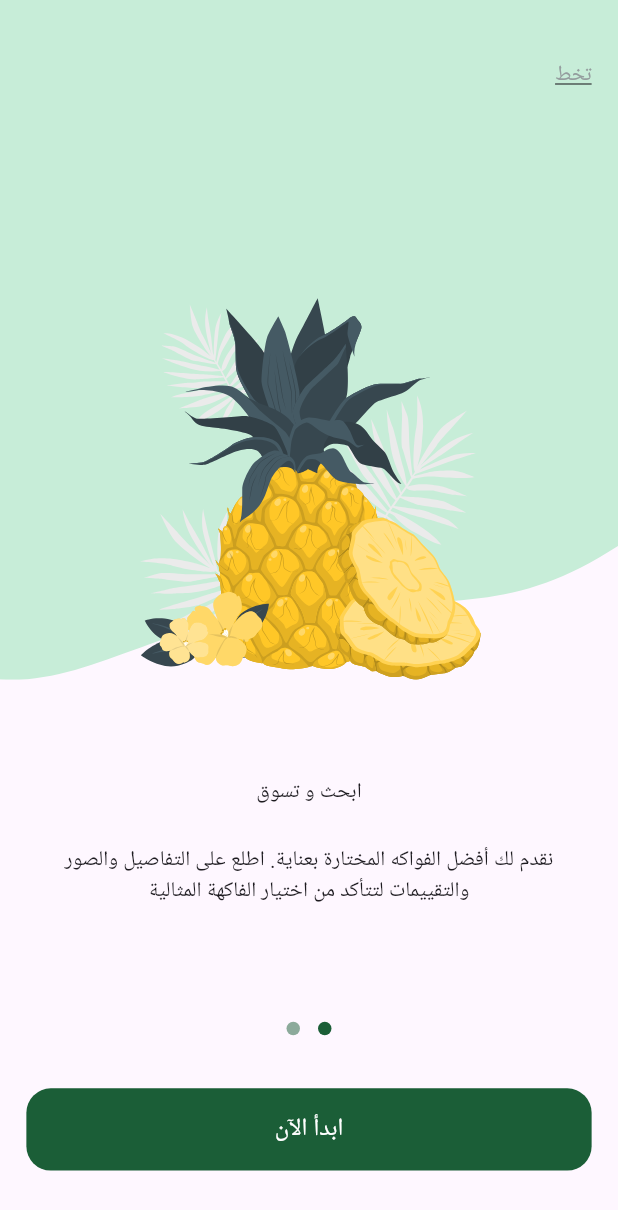
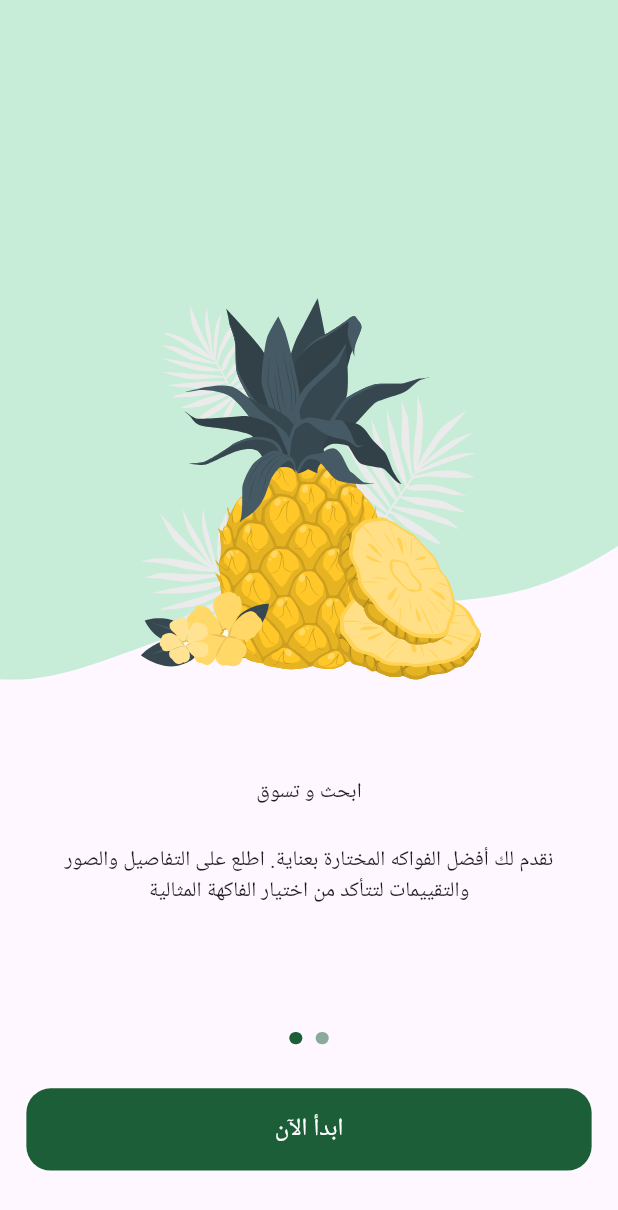
Before and after one commit to Jik00/Fruits-Hub, a Flutter app: the screen it shows after launch, swiped to page 2, on a phone screen of 412 x 824 dp. Shown: the top 1210 px of the screen. Run offline on Flutter 3.47's test engine with Material 3 defaults, Android fonts, the phone set to English and light mode, and no system bars; drawn by our look-alikes of dots_indicator, smooth_page_indicator; our stand-ins replace flutter_screenutil, flutter_svg.

```diff
--- a/lib/features/onboarding/presentation/views/widgets/onboarding_pgview.dart
+++ b/lib/features/onboarding/presentation/views/widgets/onboarding_pgview.dart
@@ -4,17 +4,20 @@ import 'package:fruits_hub/core/utils/context_extensions.dart';
 import 'package:fruits_hub/features/onboarding/presentation/views/widgets/pageview_item.dart';
 
 class OnboardingPgview extends StatelessWidget {
-  const OnboardingPgview({super.key, required this.currentPg});
+  const OnboardingPgview(
+      {super.key, required this.pageController, required this.currentPg});
 
+  final PageController pageController;
   final int currentPg;
-
 
   @override
   Widget build(BuildContext context) {
     return PageView(
+      controller: pageController,
+      physics: const BouncingScrollPhysics(),
       children: [
         PageviewItem(
-          isLast: currentPg == 1,
+          isVisible: currentPg != 1,
           img: Assets.assetsImagesPgviewItem1Img,
           backgroundImg: Assets.assetsImagesPgviewItem1Backimg,
           subtitle: context.loc.onboardingSubTitleItem1,
@@ -28,7 +31,7 @@ class OnboardingPgview extends StatelessWidget {
           ),
         ),
         PageviewItem(
-          isLast: currentPg == 1,
+          isVisible: currentPg != 1,
           img: Assets.assetsImagesPgviewItem2Img,
           backgroundImg: Assets.assetsImagesPgviewItem2Backimg,
           subtitle: context.loc.onboardingSubTitleItem2,
--- a/lib/features/onboarding/presentation/views/widgets/onboarding_view_body.dart
+++ b/lib/features/onboarding/presentation/views/widgets/onboarding_view_body.dart
@@ -1,4 +1,3 @@
-import 'package:dots_indicator/dots_indicator.dart';
 import 'package:flutter/material.dart';
 import 'package:flutter/widgets.dart';
 import 'package:flutter_screenutil/flutter_screenutil.dart';
@@ -6,6 +5,7 @@ import 'package:fruits_hub/core/utils/app_colors.dart';
 import 'package:fruits_hub/core/utils/context_extensions.dart';
 import 'package:fruits_hub/core/widgets/custom_button.dart';
 import 'package:fruits_hub/features/onboarding/presentation/views/widgets/onboarding_pgview.dart';
+import 'package:smooth_page_indicator/smooth_page_indicator.dart';
 
 class OnboardingViewBody extends StatefulWidget {
   const OnboardingViewBody({super.key});
@@ -23,7 +23,7 @@ class _OnboardingViewBodyState extends State<OnboardingViewBody> {
     super.initState();
 
     // initialize controller
-    pageController = PageController( initialPage: 0);
+    pageController = PageController(initialPage: 0);
     pageController.addListener(() {
       setState(() {
         currentPg = pageController.page!.round();
@@ -42,17 +42,19 @@ class _OnboardingViewBodyState extends State<OnboardingViewBody> {
   Widget build(BuildContext context) {
     return Column(
       children: [
-        Expanded(child: OnboardingPgview( currentPg: currentPg,)),
-        DotsIndicator(
-          dotsCount: 2,
-          position: 0,
-          decorator: DotsDecorator(
-            activeColor: AppColors.primaryColor,
-            color: AppColors.primaryColor.withOpacity(0.5),
-            // size: const Size.square(9.0),
-            // activeSize: const Size(18.0, 9.0),
-            // activeShape: RoundedRectangleBorder(
-            //     borderRadius: BorderRadius.circular(5.0)),
+        Expanded(
+            child: OnboardingPgview( pageController: pageController,
+          currentPg: currentPg,
+        )),
+        SmoothPageIndicator(
+          count: 2,
+          controller: pageController,
+          effect: WormEffect(
+            dotHeight: 8.h,
+            dotWidth: 8.w,
+            spacing: 8.w,
+            dotColor: AppColors.primaryColor.withOpacity(0.5),
+            activeDotColor: AppColors.primaryColor,
           ),
         ),
         SizedBox(
--- a/lib/features/onboarding/presentation/views/widgets/pageview_item.dart
+++ b/lib/features/onboarding/presentation/views/widgets/pageview_item.dart
@@ -12,11 +12,11 @@ class PageviewItem extends StatelessWidget {
       required this.backgroundImg,
       required this.subtitle,
       required this.title,
-      required this.isLast});
+      required this.isVisible});
 
   final String img, backgroundImg, subtitle;
   final Widget title;
-  final bool isLast;
+  final bool isVisible;
 
   @override
   Widget build(BuildContext context) {
@@ -40,7 +40,7 @@ class PageviewItem extends StatelessWidget {
                   child: Padding(
                     padding: EdgeInsetsDirectional.only(start: 16.w),
                     child: Visibility(
-                      visible: !isLast,
+                      visible: isVisible,
                       child: Text(context.loc.onboardingSkip,
                           style: TextStyle(
                             decoration: TextDecoration.underline,
--- a/pubspec.yaml
+++ b/pubspec.yaml
@@ -35,7 +35,7 @@ dependencies:
   flutter_localizations:
     sdk: flutter
   flutter_screenutil: ^5.9.3
-  dots_indicator: ^4.0.1
+  smooth_page_indicator: ^1.2.1
 dev_dependencies:
   flutter_lints: ^3.0.0
   flutter_launcher_icons: "^0.14.4"
```
Also changed, not shown: pubspec.lock.
